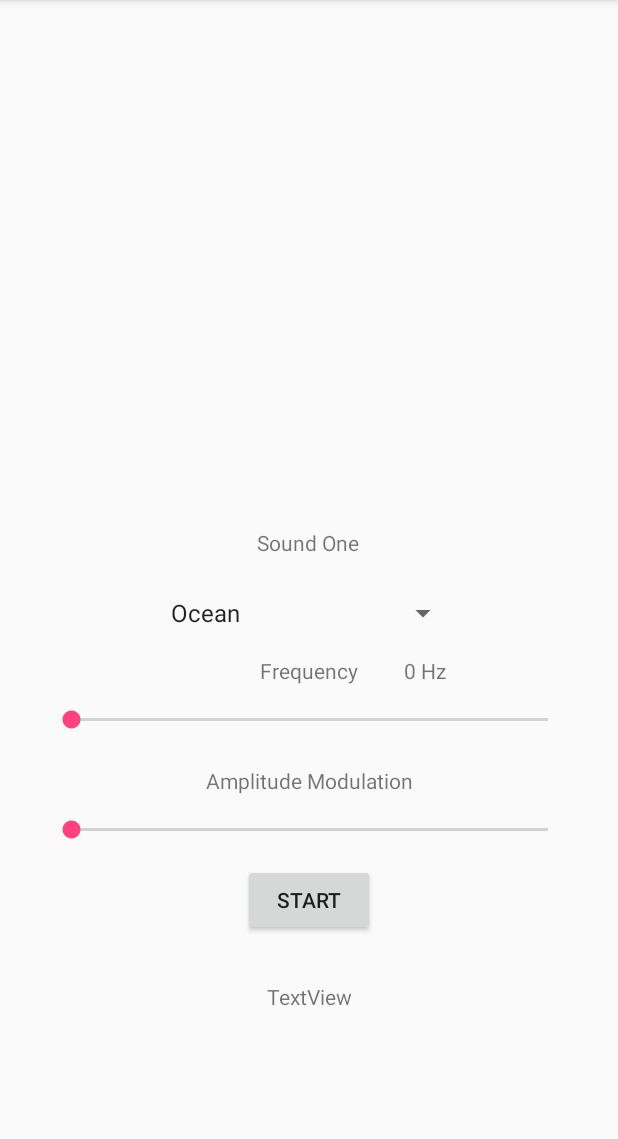
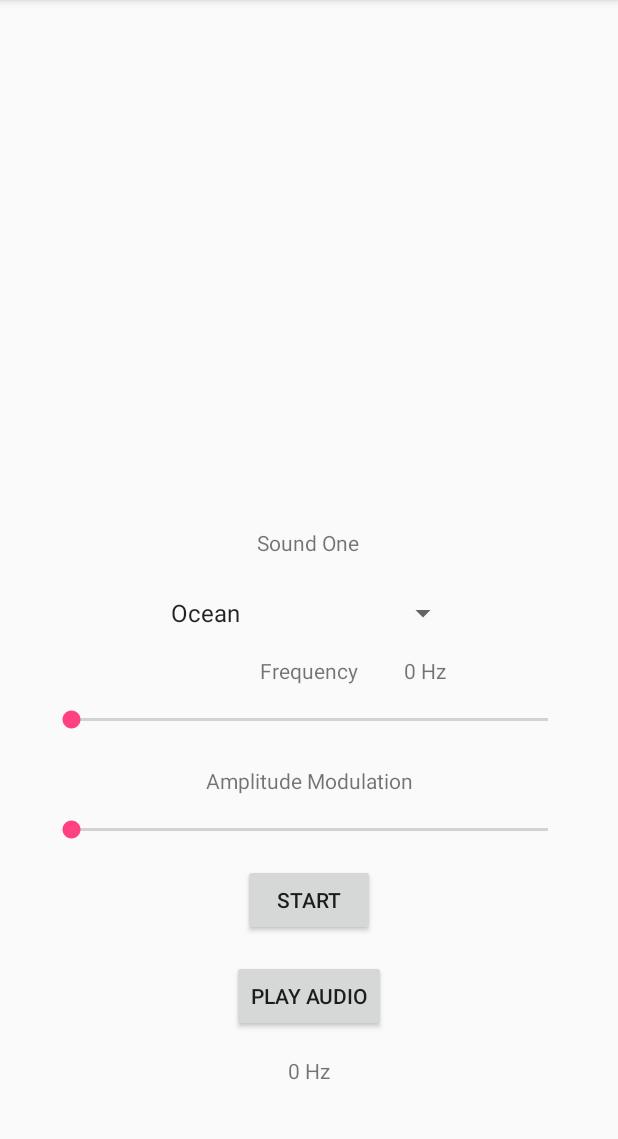
Before and after one commit to zhg0003/DesignProject, an Android app: the screen it shows after launch (MainActivity), on a phone screen of 412 x 824 dp, the part 84-1223 px from its top. Run offline under Robolectric (Android 15) with nearby library versions, the phone set to English and light mode, and no system bars.

Commit message:
rolled back some stuff, nothing serious

```diff
--- a/app/src/main/java/com/example/g/luciddreamgenerator/MainActivity.java
+++ b/app/src/main/java/com/example/g/luciddreamgenerator/MainActivity.java
@@ -105,7 +105,7 @@ public class MainActivity extends AppCompatActivity {
     }
 
     public void setUpStartButton(){
-        Button start_button = (Button) findViewById(R.id.generate);
+        Button start_button = (Button) findViewById(R.id.play);
         start_button.setOnClickListener(new View.OnClickListener() {
             @Override
             public void onClick(View v) {
--- a/app/src/main/res/layout/activity_main.xml
+++ b/app/src/main/res/layout/activity_main.xml
@@ -118,11 +118,23 @@
         android:layout_marginEnd="8dp"
         android:layout_marginStart="8dp"
         android:layout_marginTop="8dp"
-        android:text="TextView"
+        android:text="0 Hz"
         app:layout_constraintBottom_toBottomOf="parent"
         app:layout_constraintEnd_toEndOf="parent"
         app:layout_constraintStart_toStartOf="parent"
-        app:layout_constraintTop_toBottomOf="@+id/generate"
-        app:layout_constraintVertical_bias="0.211" />
+        app:layout_constraintTop_toBottomOf="@+id/play"
+        app:layout_constraintVertical_bias="0.177" />
+
+    <Button
+        android:id="@+id/play"
+        android:layout_width="wrap_content"
+        android:layout_height="wrap_content"
+        android:layout_marginEnd="8dp"
+        android:layout_marginStart="8dp"
+        android:layout_marginTop="16dp"
+        android:text="play audio"
+        app:layout_constraintEnd_toEndOf="parent"
+        app:layout_constraintStart_toStartOf="parent"
+        app:layout_constraintTop_toBottomOf="@+id/generate" />
 
 </android.support.constraint.ConstraintLayout>
```
Also changed, not shown: 11 other files.
